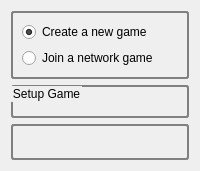
Above: src/con4/gameconfview.ui from antoniusriha/con4 before the change. Below: the same form after it.
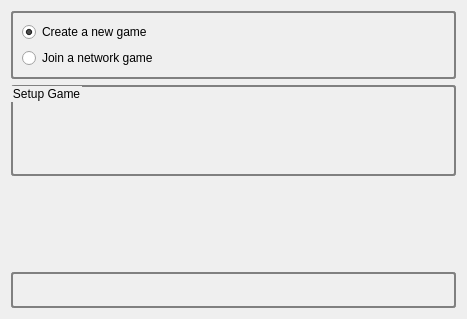
That is the form after the change. Custom widgets are drawn as their Qt base class.

Patch:
```diff
--- a/src/con4/gameconfview.ui
+++ b/src/con4/gameconfview.ui
@@ -2,6 +2,14 @@
 <ui version="4.0">
  <class>GameConfView</class>
  <widget class="QWidget" name="GameConfView">
+  <property name="geometry">
+   <rect>
+    <x>0</x>
+    <y>0</y>
+    <width>467</width>
+    <height>319</height>
+   </rect>
+  </property>
   <property name="windowTitle">
    <string>Form</string>
   </property>
@@ -76,6 +84,19 @@
        </layout>
       </widget>
      </item>
+     <item>
+      <spacer name="verticalSpacer">
+       <property name="orientation">
+        <enum>Qt::Vertical</enum>
+       </property>
+       <property name="sizeHint" stdset="0">
+        <size>
+         <width>20</width>
+         <height>40</height>
+        </size>
+       </property>
+      </spacer>
+     </item>
      <item>
       <widget class="QGroupBox" name="gbStatus">
        <property name="sizePolicy">
```
